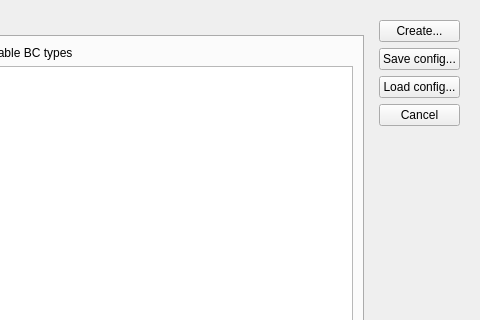
First picture: the form in src/extensions/openfoam/isutils/isofCaseBuilder/isofcasebuilderwindow.ui, repository hkroeger/insightcae, before the edit; both pictures show x 563 to 1043 and y 0 to 320 of the 1043 by 655 pixel window.
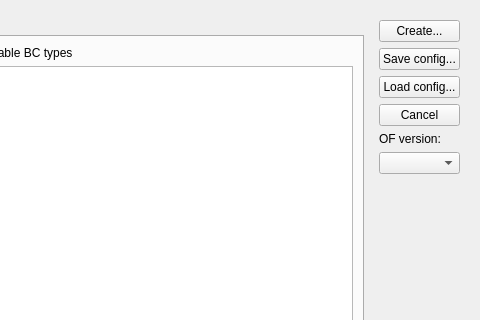
Second picture: the form after the edit. The open tabs and pages were chosen to show the change.

```diff
--- a/src/extensions/openfoam/isutils/isofCaseBuilder/isofcasebuilderwindow.ui
+++ b/src/extensions/openfoam/isutils/isofCaseBuilder/isofcasebuilderwindow.ui
@@ -224,6 +224,16 @@
         </property>
        </widget>
       </item>
+      <item>
+       <widget class="QLabel" name="label_3">
+        <property name="text">
+         <string>OF version:</string>
+        </property>
+       </widget>
+      </item>
+      <item>
+       <widget class="QComboBox" name="OFversion"/>
+      </item>
       <item>
        <spacer name="verticalSpacer">
         <property name="orientation">
```
Left out of the diff: 8 changed lines with no effect on the pictures.
